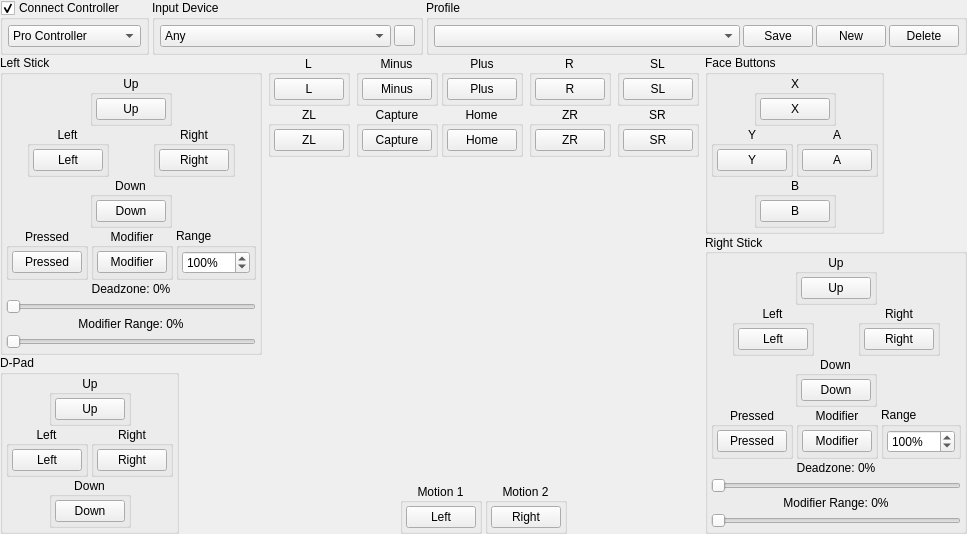
QuantumGhost/yuzu, file src/yuzu/configuration/configure_input_player.ui: the form before one commit.
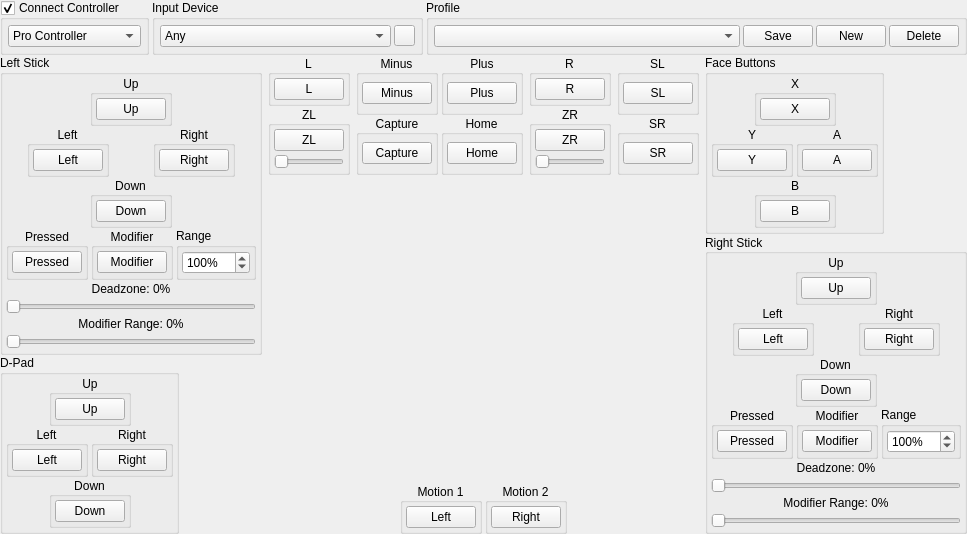
The form after the commit. Icons and pictures are not drawn. Custom widgets are drawn as their Qt base class.

What changed in the file:
```diff
--- a/src/yuzu/configuration/configure_input_player.ui
+++ b/src/yuzu/configuration/configure_input_player.ui
@@ -1334,6 +1334,12 @@
                 </item>
                 <item>
                  <widget class="QGroupBox" name="buttonShoulderButtonsButtonZLGroup">
+                   <property name="sizePolicy">
+                     <sizepolicy hsizetype="Maximum" vsizetype="Preferred">
+                       <horstretch>0</horstretch>
+                       <verstretch>0</verstretch>
+                     </sizepolicy>
+                   </property>
                   <property name="title">
                    <string>ZL</string>
                   </property>
@@ -1378,6 +1384,22 @@
                      </property>
                     </widget>
                    </item>
+                    <item>
+                      <widget class="QSlider" name="sliderZLThreshold">
+                        <property name="maximumSize">
+                          <size>
+                            <width>70</width>
+                            <height>15</height>
+                          </size>
+                        </property>
+                        <property name="maximum">
+                          <number>100</number>
+                        </property>
+                        <property name="orientation">
+                          <enum>Qt::Horizontal</enum>
+                        </property>
+                      </widget>
+                    </item>
                   </layout>
                  </widget>
                 </item>
@@ -1759,6 +1781,12 @@
                 </item>
                 <item>
                  <widget class="QGroupBox" name="buttonShoulderButtonsZRGroup">
+                   <property name="sizePolicy">
+                     <sizepolicy hsizetype="Maximum" vsizetype="Preferred">
+                       <horstretch>0</horstretch>
+                       <verstretch>0</verstretch>
+                     </sizepolicy>
+                   </property>
                   <property name="title">
                    <string>ZR</string>
                   </property>
@@ -1803,6 +1831,22 @@
                      </property>
                     </widget>
                    </item>
+                    <item>
+                      <widget class="QSlider" name="sliderZRThreshold">
+                        <property name="maximumSize">
+                          <size>
+                            <width>70</width>
+                            <height>15</height>
+                          </size>
+                        </property>
+                        <property name="maximum">
+                          <number>100</number>
+                        </property>
+                        <property name="orientation">
+                          <enum>Qt::Horizontal</enum>
+                        </property>
+                      </widget>
+                    </item>
                   </layout>
                  </widget>
                 </item>
```
